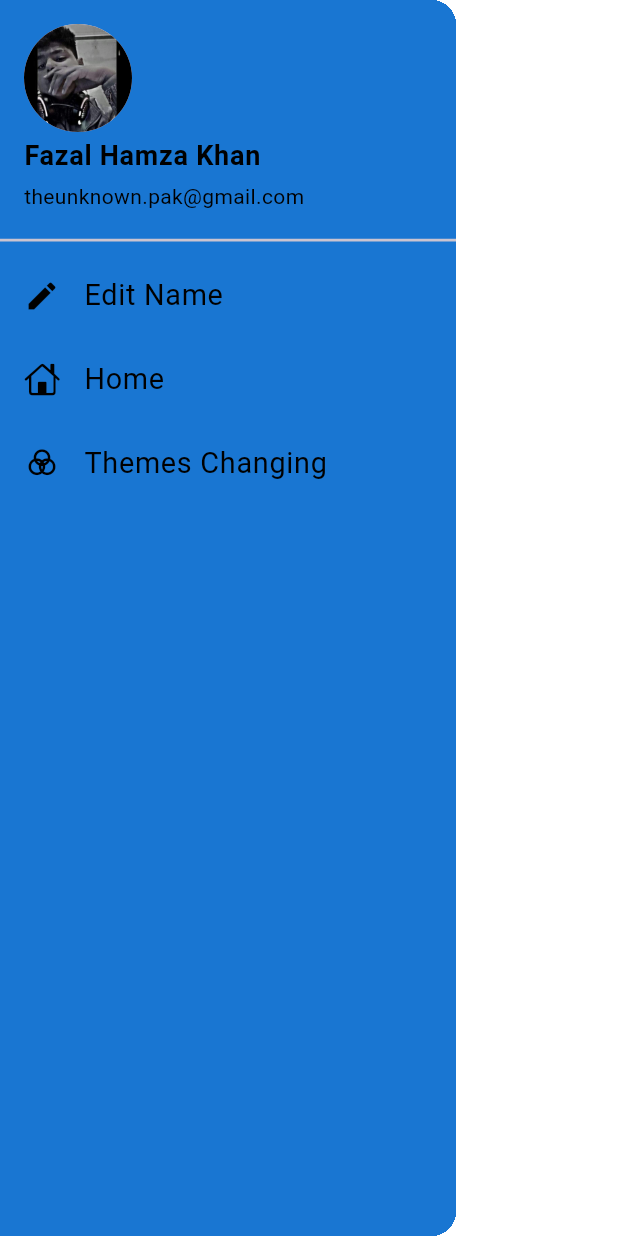
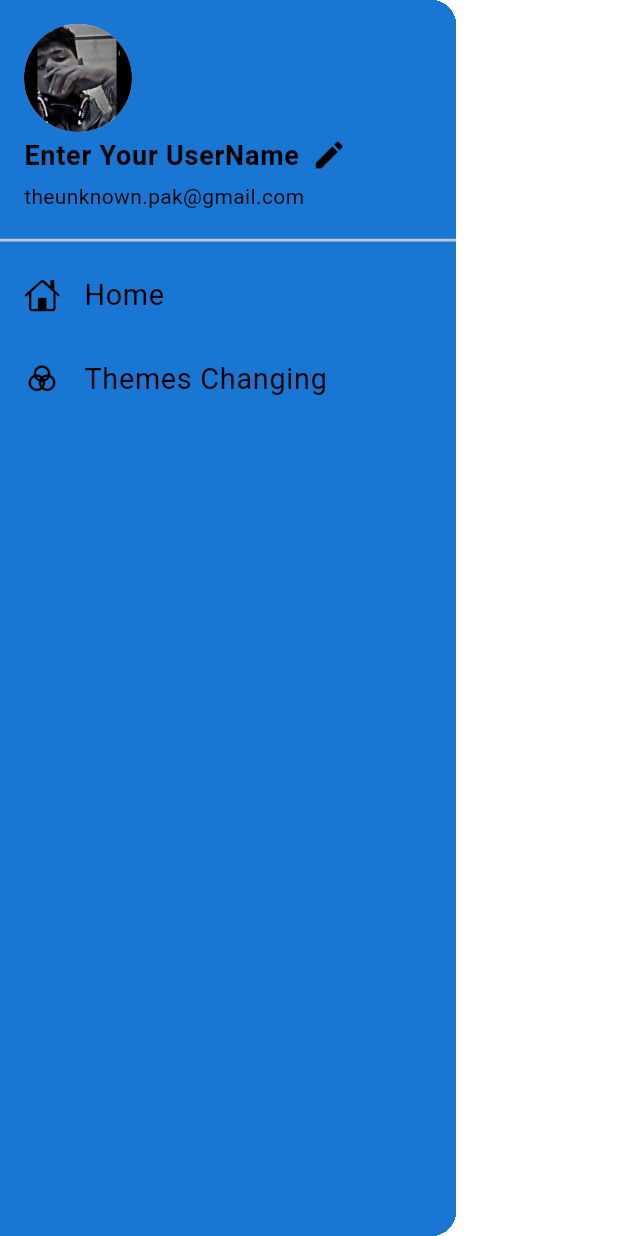
Before and after one commit to FazalHamzaKhan12/allcoloursinfo, a Flutter app: the DrawerPage widget shown alone on an empty page, opened directly, on a phone screen of 412 x 824 dp. Run offline on Flutter 3.47's test engine with Material 3 defaults, Android fonts, the phone set to English and light mode, and no system bars.

Commit message:
Drawer Work
Working on Drawer and other things add ing const etc

```diff
--- a/lib/Screens/DrawersThings/ForProfileScreen/for_profile.dart
+++ b/lib/Screens/DrawersThings/ForProfileScreen/for_profile.dart
@@ -14,16 +14,16 @@ class ForProfileScreen extends StatelessWidget {
       appBar: AppBar(),
       body: Column(
         children: [
-          Center(
+          const Center(
             child: Hero(
               tag: 'profile-picture',
               child: CircleAvatar(
                 radius: 100, // Larger radius to show animation
-                backgroundImage: AssetImage("assets/images/Myf.jpg"),
+                backgroundImage:  AssetImage("assets/images/Myf.jpg"),
               ),
             ),
           ),
-          SizedBox(
+          const SizedBox(
             height: 22,
           ),
           Text(
--- a/lib/Screens/DrawersThings/drawer.dart
+++ b/lib/Screens/DrawersThings/drawer.dart
@@ -1,5 +1,4 @@
 import 'package:allcoloursinfo/Screens/DrawersThings/ForProfileScreen/for_profile.dart';
-import 'package:allcoloursinfo/Screens/DrawersThings/themeschanging.dart';
 import 'package:flutter/cupertino.dart';
 import 'package:flutter/material.dart';
 
@@ -13,7 +12,7 @@ class DrawerPage extends StatefulWidget {
 }
 
 class _DrawerPageState extends State<DrawerPage> {
-  String userName = "Fazal Hamza Khan"; // Initial name
+  String userName = "Enter Your UserName"; // Initial name
 
   @override
   Widget build(BuildContext context) {
@@ -29,13 +28,41 @@ class _DrawerPageState extends State<DrawerPage> {
                 decoration:
                     BoxDecoration(color: Theme.of(context).primaryColor),
                 margin: EdgeInsets.zero,
-                accountName: Text(
+                accountName: Row(
+                  children: [
+                    GestureDetector(
+                      onTap: () {
+                        // Open dialog when Edit button is pressed
+                        _editUserNameDialog();
+                      },
+                      child: Text(
                         userName, // Display dynamic user name
                         style: TextStyle(
                           fontWeight: FontWeight.bold,
                           fontSize: 18,
-                    color: Theme.of(context).textTheme.headlineSmall?.color,
+                          color:
+                              Theme.of(context).textTheme.headlineSmall?.color,
+                          decoration: TextDecoration
+                              .none, // Add underline for clickable effect
                         ),
+                      ),
+                    ),
+                    GestureDetector(
+                      onTap: () {
+                        // Open dialog when Edit button is pressed
+                        _editUserNameDialog();
+                      },
+                      child: SizedBox(
+                        height: 25,
+                        width: 40,
+                        child: Icon(
+                          Icons.edit,
+                          color:
+                              Theme.of(context).textTheme.headlineSmall?.color,
+                        ),
+                      ),
+                    )
+                  ],
                 ),
                 accountEmail: Text(
                   "theunknown.pak@gmail.com",
@@ -51,11 +78,11 @@ class _DrawerPageState extends State<DrawerPage> {
                     Navigator.push(
                       context,
                       MaterialPageRoute(
-                        builder: (context) => ForProfileScreen(),
+                        builder: (context) => const ForProfileScreen(),
                       ),
                     );
                   },
-                  child: Hero(
+                  child: const Hero(
                     tag: 'profile-picture',
                     child: CircleAvatar(
                       radius: 50,
@@ -66,23 +93,6 @@ class _DrawerPageState extends State<DrawerPage> {
               ),
             ),
             ListTile(
-              leading: Icon(
-                Icons.edit,
-                color: Theme.of(context).textTheme.headlineSmall?.color,
-              ),
-              title: Text(
-                "Edit Name",
-                textScaleFactor: 1.2,
-                style: TextStyle(
-                  color: Theme.of(context).textTheme.headlineSmall?.color,
-                ),
-              ),
-              onTap: () {
-                // Open dialog to edit name
-                _editUserNameDialog();
-              },
-            ),
-            ListTile(
               onTap: () {
                 // Check if current route is not the same as Home screen
                 if (ModalRoute.of(context)?.settings.name != '/') {
@@ -91,7 +101,8 @@ class _DrawerPageState extends State<DrawerPage> {
                     MaterialPageRoute(builder: (context) => const MyApp()),
                   );
                 } else {
-                  Navigator.pop(context); // Just close the drawer if already on Home
+                  Navigator.pop(
+                      context); // Just close the drawer if already on Home
                 }
               },
               leading: Icon(
@@ -135,7 +146,8 @@ class _DrawerPageState extends State<DrawerPage> {
           shape: RoundedRectangleBorder(
             borderRadius: BorderRadius.circular(30), // Smooth rounded corners
           ),
-          backgroundColor: Colors.white.withOpacity(0.95), // Semi-transparent background
+          backgroundColor:
+              Colors.white.withOpacity(0.95), // Semi-transparent background
           child: Padding(
             padding: const EdgeInsets.all(20.0),
             child: Column(
@@ -232,7 +244,13 @@ class _DrawerPageState extends State<DrawerPage> {
                           fontWeight: FontWeight.bold,
                         ),
                       ),
-                      child:  Text("Save",style: TextStyle(color: Theme.of(context).textTheme.headlineMedium?.color),),
+                      child: Text(
+                        "Save",
+                        style: TextStyle(
+                          color:
+                              Theme.of(context).textTheme.headlineMedium?.color,
+                        ),
+                      ),
                     ),
                   ],
                 ),
--- a/lib/Theme/theme_data.dart
+++ b/lib/Theme/theme_data.dart
@@ -9,7 +9,7 @@ ThemeData lightTheme = ThemeData(
   scaffoldBackgroundColor: Colors.white, // Neutral background
   appBarTheme: AppBarTheme(
     color: Colors.blue[700], // Slightly darker shade for AppBar
-    iconTheme: IconThemeData(color: Colors.white), // White icons on AppBar
+    iconTheme: const IconThemeData(color: Colors.white), // White icons on AppBar
   ),
   textTheme: const TextTheme(
     headlineSmall: TextStyle(color: Colors.black, fontSize: 18),
@@ -29,9 +29,9 @@ ThemeData darkTheme = ThemeData(
   scaffoldBackgroundColor: Colors.grey[900], // Deep gray background
   appBarTheme: AppBarTheme(
     color: Colors.teal[700], // Contrasting AppBar
-    iconTheme: IconThemeData(color: Colors.white), // White icons
+    iconTheme: const IconThemeData(color: Colors.white), // White icons
   ),
-  textTheme: TextTheme(
+  textTheme: const TextTheme(
     headlineSmall: TextStyle(color: Colors.white, fontSize: 18),
     headlineMedium: TextStyle(color: Colors.white70, fontSize: 25),
     headlineLarge: TextStyle(color: Colors.white70, fontSize: 40),
```
Also changed, not shown: lib/main.dart (+4 -6 lines). Lines whose indentation alone changed are shown as unchanged.
